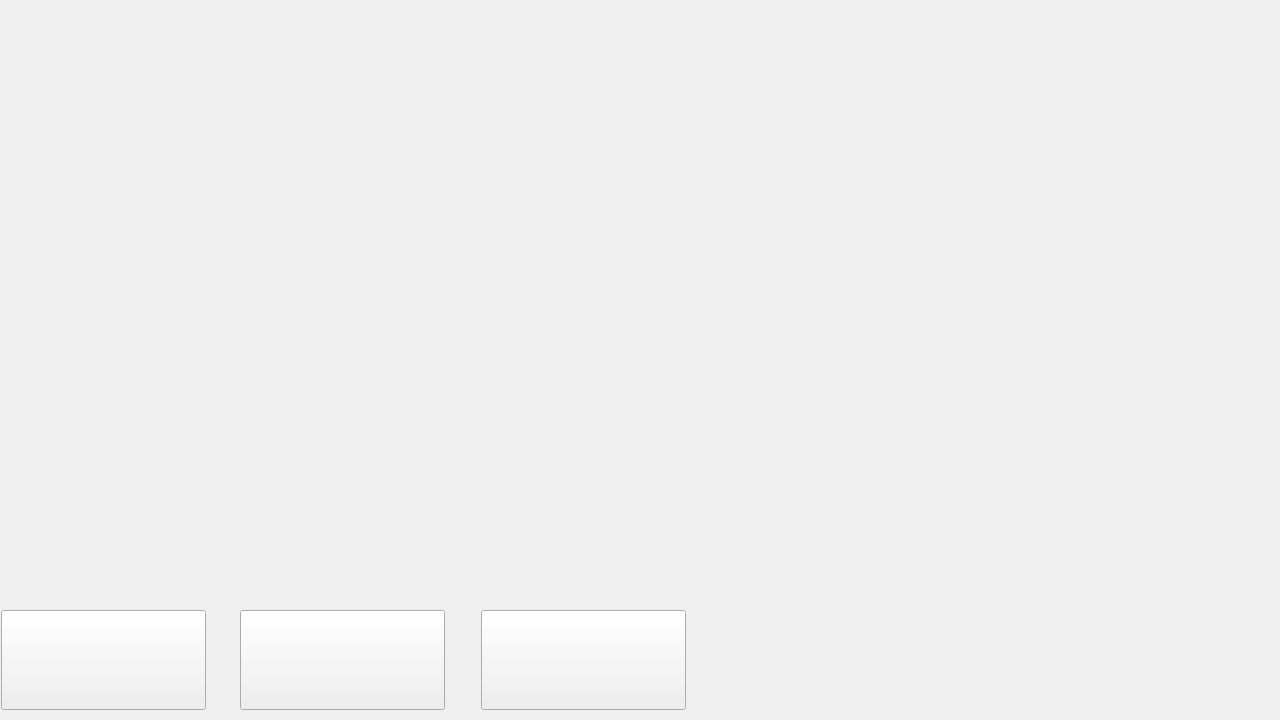
This is mainwindow.ui in solarpieter/SP515_Display_2 as Qt 5 draws it before an edit. The edited form follows.
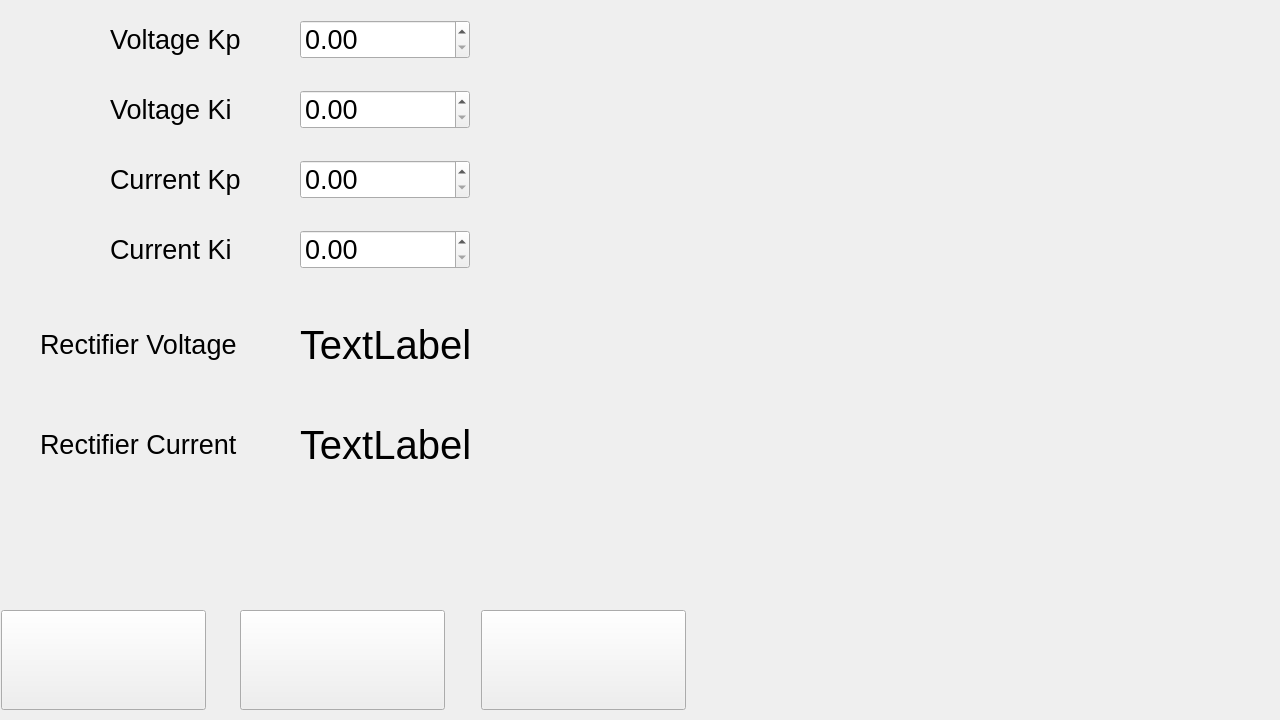
This is the edited form. The open tabs and pages were chosen to show the change. Icons and pictures are not drawn. Custom widgets are drawn as their Qt base class.

Commit message: Charger settings PID values added

```diff
--- a/mainwindow.ui
+++ b/mainwindow.ui
@@ -3258,6 +3258,210 @@
        </size>
       </property>
      </widget>
+     <widget class="QLabel" name="label_voltage_kp">
+      <property name="geometry">
+       <rect>
+        <x>110</x>
+        <y>20</y>
+        <width>150</width>
+        <height>39</height>
+       </rect>
+      </property>
+      <property name="font">
+       <font>
+        <pointsize>20</pointsize>
+       </font>
+      </property>
+      <property name="text">
+       <string>Voltage Kp</string>
+      </property>
+     </widget>
+     <widget class="QLabel" name="label_voltage_ki">
+      <property name="geometry">
+       <rect>
+        <x>110</x>
+        <y>90</y>
+        <width>150</width>
+        <height>39</height>
+       </rect>
+      </property>
+      <property name="font">
+       <font>
+        <pointsize>20</pointsize>
+       </font>
+      </property>
+      <property name="text">
+       <string>Voltage Ki</string>
+      </property>
+     </widget>
+     <widget class="QLabel" name="label_current_kp">
+      <property name="geometry">
+       <rect>
+        <x>110</x>
+        <y>160</y>
+        <width>150</width>
+        <height>39</height>
+       </rect>
+      </property>
+      <property name="font">
+       <font>
+        <pointsize>20</pointsize>
+       </font>
+      </property>
+      <property name="text">
+       <string>Current Kp</string>
+      </property>
+     </widget>
+     <widget class="QLabel" name="label_7">
+      <property name="geometry">
+       <rect>
+        <x>110</x>
+        <y>230</y>
+        <width>150</width>
+        <height>39</height>
+       </rect>
+      </property>
+      <property name="font">
+       <font>
+        <pointsize>20</pointsize>
+       </font>
+      </property>
+      <property name="text">
+       <string>Current Ki</string>
+      </property>
+     </widget>
+     <widget class="QDoubleSpinBox" name="doubleSpinBox_voltagekp">
+      <property name="geometry">
+       <rect>
+        <x>300</x>
+        <y>20</y>
+        <width>170</width>
+        <height>39</height>
+       </rect>
+      </property>
+      <property name="font">
+       <font>
+        <pointsize>20</pointsize>
+       </font>
+      </property>
+     </widget>
+     <widget class="QDoubleSpinBox" name="doubleSpinBox_voltageki">
+      <property name="geometry">
+       <rect>
+        <x>300</x>
+        <y>90</y>
+        <width>170</width>
+        <height>39</height>
+       </rect>
+      </property>
+      <property name="font">
+       <font>
+        <pointsize>20</pointsize>
+       </font>
+      </property>
+     </widget>
+     <widget class="QDoubleSpinBox" name="doubleSpinBox_currentkp">
+      <property name="geometry">
+       <rect>
+        <x>300</x>
+        <y>160</y>
+        <width>170</width>
+        <height>39</height>
+       </rect>
+      </property>
+      <property name="font">
+       <font>
+        <pointsize>20</pointsize>
+       </font>
+      </property>
+     </widget>
+     <widget class="QDoubleSpinBox" name="doubleSpinBox">
+      <property name="geometry">
+       <rect>
+        <x>300</x>
+        <y>230</y>
+        <width>170</width>
+        <height>39</height>
+       </rect>
+      </property>
+      <property name="font">
+       <font>
+        <pointsize>20</pointsize>
+       </font>
+      </property>
+     </widget>
+     <widget class="QLabel" name="label_rectifier_voltage4">
+      <property name="geometry">
+       <rect>
+        <x>40</x>
+        <y>320</y>
+        <width>210</width>
+        <height>49</height>
+       </rect>
+      </property>
+      <property name="font">
+       <font>
+        <pointsize>20</pointsize>
+       </font>
+      </property>
+      <property name="text">
+       <string>Rectifier Voltage</string>
+      </property>
+     </widget>
+     <widget class="QLabel" name="label_rectifier_voltage5">
+      <property name="geometry">
+       <rect>
+        <x>300</x>
+        <y>320</y>
+        <width>250</width>
+        <height>49</height>
+       </rect>
+      </property>
+      <property name="font">
+       <font>
+        <pointsize>30</pointsize>
+       </font>
+      </property>
+      <property name="text">
+       <string>TextLabel</string>
+      </property>
+     </widget>
+     <widget class="QLabel" name="label_rectifier_current6">
+      <property name="geometry">
+       <rect>
+        <x>40</x>
+        <y>420</y>
+        <width>210</width>
+        <height>49</height>
+       </rect>
+      </property>
+      <property name="font">
+       <font>
+        <pointsize>20</pointsize>
+       </font>
+      </property>
+      <property name="text">
+       <string>Rectifier Current</string>
+      </property>
+     </widget>
+     <widget class="QLabel" name="label_rectifier_current4">
+      <property name="geometry">
+       <rect>
+        <x>300</x>
+        <y>420</y>
+        <width>250</width>
+        <height>49</height>
+       </rect>
+      </property>
+      <property name="font">
+       <font>
+        <pointsize>30</pointsize>
+       </font>
+      </property>
+      <property name="text">
+       <string>TextLabel</string>
+      </property>
+     </widget>
     </widget>
    </widget>
   </widget>
```
Left out of the diff: 4 changed lines with no effect on the pictures.
